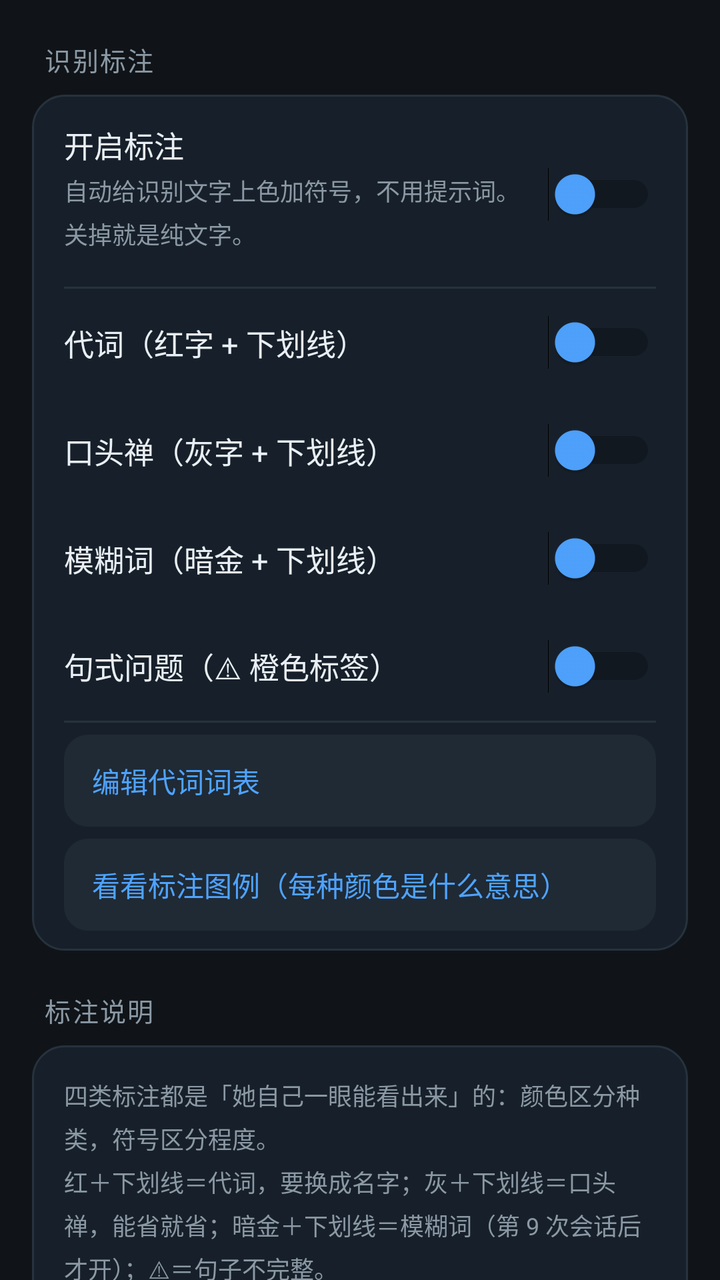
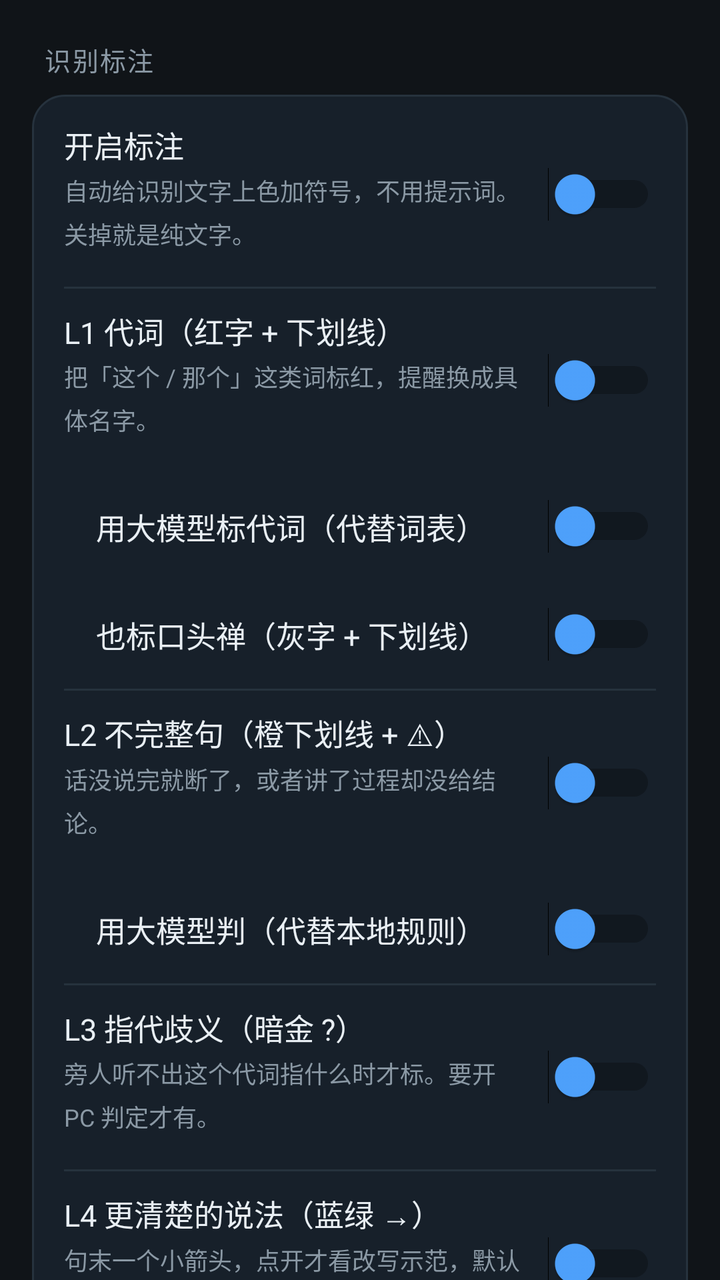

Two renders of the same Android screen: before a commit and after it. Below are the layout's source before the change and the commit's diff.
<!-- AndroidManifest.xml: application theme Theme.LoudSpeak -->
<!-- res/layout/settings_mark.xml -->
<?xml version="1.0" encoding="utf-8"?>
<ScrollView xmlns:android="http://schemas.android.com/apk/res/android"
    android:layout_width="match_parent"
    android:layout_height="match_parent"
    android:fillViewport="true"
    android:scrollbars="none">

    <LinearLayout
        android:layout_width="match_parent"
        android:layout_height="wrap_content"
        android:orientation="vertical"
        android:paddingLeft="16dp"
        android:paddingRight="16dp"
        android:paddingBottom="32dp">

        <TextView style="@style/SetSection" android:text="识别标注" />

        <LinearLayout style="@style/SetCard">

            <LinearLayout style="@style/SetRow">
                <LinearLayout
                    android:layout_width="0dp"
                    android:layout_height="wrap_content"
                    android:layout_weight="1"
                    android:orientation="vertical">

                    <TextView style="@style/SetTitle" android:text="开启标注" />
                    <TextView style="@style/SetDesc"
                        android:text="自动给识别文字上色加符号，不用提示词。关掉就是纯文字。" />
                </LinearLayout>

                <Switch
                    android:id="@+id/swAnnot"
                    style="@style/SetSwitch" />
            </LinearLayout>

            <View style="@style/SetDivider" />

            <LinearLayout style="@style/SetRow">
                <TextView
                    style="@style/SetTitle"
                    android:layout_width="0dp"
                    android:layout_weight="1"
                    android:text="代词（红字 + 下划线）" />

                <Switch
                    android:id="@+id/swPron"
                    style="@style/SetSwitch" />
            </LinearLayout>

            <LinearLayout style="@style/SetRow">
                <TextView
                    style="@style/SetTitle"
                    android:layout_width="0dp"
                    android:layout_weight="1"
                    android:text="口头禅（灰字 + 下划线）" />

                <Switch
                    android:id="@+id/swFiller"
                    style="@style/SetSwitch" />
            </LinearLayout>

            <LinearLayout style="@style/SetRow">
                <TextView
                    style="@style/SetTitle"
                    android:layout_width="0dp"
                    android:layout_weight="1"
                    android:text="模糊词（暗金 + 下划线）" />

                <Switch
                    android:id="@+id/swMuzzy"
                    style="@style/SetSwitch" />
            </LinearLayout>

            <LinearLayout style="@style/SetRow">
                <TextView
                    style="@style/SetTitle"
                    android:layout_width="0dp"
                    android:layout_weight="1"
                    android:text="句式问题（⚠ 橙色标签）" />

                <Switch
                    android:id="@+id/swIssue"
                    style="@style/SetSwitch" />
            </LinearLayout>

            <View style="@style/SetDivider" />

            <androidx.appcompat.widget.AppCompatButton
                android:id="@+id/btnEditPronouns"
                style="@style/SetBtnAccent"
                android:text="编辑代词词表" />

            <androidx.appcompat.widget.AppCompatButton
                android:id="@+id/btnLegend"
                style="@style/SetBtnAccent"
                android:text="看看标注图例（每种颜色是什么意思）" />
        </LinearLayout>

        <TextView style="@style/SetSection" android:text="标注说明" />

        <LinearLayout style="@style/SetCard">
            <TextView
                style="@style/SetDesc"
                android:paddingTop="12dp"
                android:paddingBottom="12dp"
                android:text="四类标注都是「她自己一眼能看出来」的：颜色区分种类，符号区分程度。\n红＋下划线＝代词，要换成名字；灰＋下划线＝口头禅，能省就省；暗金＋下划线＝模糊词（第 9 次会话后才开）；⚠＝句子不完整。\n标注只提示，不给分、不排名。" />
        </LinearLayout>
    </LinearLayout>
</ScrollView>
<!-- resources referenced by this layout -->
<resources>
  <style name="SetBtnAccent" parent="SetBtn">
          <item name="android:textColor">@color/set_btn_text_accent</item>
      </style>
  <style name="SetDesc">
          <item name="android:layout_width">match_parent</item>
          <item name="android:layout_height">wrap_content</item>
          <item name="android:textColor">@color/s_text2</item>
          <item name="android:textSize">12sp</item>
          <item name="android:lineSpacingMultiplier">1.25</item>
          <item name="android:paddingTop">3dp</item>
          <item name="android:paddingBottom">8dp</item>
      </style>
  <style name="SetDivider">
          <item name="android:layout_width">match_parent</item>
          <item name="android:layout_height">1dp</item>
          <item name="android:background">@color/s_stroke</item>
      </style>
  <style name="SetRow">
          <item name="android:layout_width">match_parent</item>
          <item name="android:layout_height">wrap_content</item>
          <item name="android:orientation">horizontal</item>
          <item name="android:gravity">center_vertical</item>
          <item name="android:minHeight">54dp</item>
          <item name="android:paddingTop">10dp</item>
          <item name="android:paddingBottom">10dp</item>
      </style>
  <style name="SetSwitch">
          <item name="android:layout_width">wrap_content</item>
          <item name="android:layout_height">wrap_content</item>
          <item name="android:layout_marginStart">8dp</item>
          <item name="android:thumbTint">@color/s_accent</item>
      </style>
  <style name="SetTitle">
          <item name="android:layout_width">wrap_content</item>
          <item name="android:layout_height">wrap_content</item>
          <item name="android:textColor">@color/s_text</item>
          <item name="android:textSize">15sp</item>
      </style>
  <!-- drawable bg_card (drawable) -->
  <?xml version="1.0" encoding="utf-8"?>
  <shape xmlns:android="http://schemas.android.com/apk/res/android" android:shape="rectangle">
      <solid android:color="@color/s_card" />
      <corners android:radius="16dp" />
      <stroke android:width="1dp" android:color="@color/s_stroke" />
  </shape>
  <color name="s_text2">#FF8B99A5</color>
  <color name="s_stroke">#FF26323D</color>
  <color name="s_accent">#FF4FA3FF</color>
  <color name="s_text">#FFE9EFF4</color>
  <color name="bg">#FF101418</color>
  <color name="accent">#FF4CAF50</color>
  <color name="black">#FF000000</color>
  <style name="LSButton" parent="Widget.Material3.Button">
          <item name="backgroundTint">@color/btn_bg</item>
          <item name="android:textColor">@color/btn_text</item>
      </style>
  <color name="s_card">#FF17202A</color>
  <color name="s_card_dis">#FF1A2129</color>
  <color name="s_card_press">#FF2C3A48</color>
  <color name="s_card_soft">#FF1F2A35</color>
  <!-- unchanged entries left out for length: 5 -->
</resources>

<!-- the commit's change to res/layout/settings_mark.xml (unified diff, before → after) -->
@@ -37,52 +37,136 @@
             <View style="@style/SetDivider" />
 
             <LinearLayout style="@style/SetRow">
-                <TextView
-                    style="@style/SetTitle"
-                    android:layout_width="0dp"
-                    android:layout_weight="1"
-                    android:text="代词（红字 + 下划线）" />
-
-                <Switch
-                    android:id="@+id/swPron"
-                    style="@style/SetSwitch" />
-            </LinearLayout>
-
-            <LinearLayout style="@style/SetRow">
-                <TextView
-                    style="@style/SetTitle"
-                    android:layout_width="0dp"
-                    android:layout_weight="1"
-                    android:text="口头禅（灰字 + 下划线）" />
-
-                <Switch
-                    android:id="@+id/swFiller"
-                    style="@style/SetSwitch" />
-            </LinearLayout>
-
-            <LinearLayout style="@style/SetRow">
-                <TextView
-                    style="@style/SetTitle"
-                    android:layout_width="0dp"
-                    android:layout_weight="1"
-                    android:text="模糊词（暗金 + 下划线）" />
-
-                <Switch
-                    android:id="@+id/swMuzzy"
-                    style="@style/SetSwitch" />
-            </LinearLayout>
-
-            <LinearLayout style="@style/SetRow">
-                <TextView
-                    style="@style/SetTitle"
-                    android:layout_width="0dp"
-                    android:layout_weight="1"
-                    android:text="句式问题（⚠ 橙色标签）" />
-
-                <Switch
-                    android:id="@+id/swIssue"
-                    style="@style/SetSwitch" />
-            </LinearLayout>
+                <LinearLayout
+                    android:layout_width="0dp"
+                    android:layout_height="wrap_content"
+                    android:layout_weight="1"
+                    android:orientation="vertical">
+
+                    <TextView style="@style/SetTitle" android:text="L1 代词（红字 + 下划线）" />
+                    <TextView style="@style/SetDesc"
+                        android:text="把「这个 / 那个」这类词标红，提醒换成具体名字。" />
+                </LinearLayout>
+
+                <Switch
+                    android:id="@+id/swL1"
+                    style="@style/SetSwitch" />
+            </LinearLayout>
+
+            <LinearLayout style="@style/SetRow">
+                <TextView
+                    style="@style/SetTitle"
+                    android:layout_width="0dp"
+                    android:layout_weight="1"
+                    android:paddingStart="16dp"
+                    android:text="用大模型标代词（代替词表）" />
+
+                <Switch
+                    android:id="@+id/swL1Model"
+                    style="@style/SetSwitch" />
+            </LinearLayout>
+
+            <LinearLayout style="@style/SetRow">
+                <TextView
+                    style="@style/SetTitle"
+                    android:layout_width="0dp"
+                    android:layout_weight="1"
+                    android:paddingStart="16dp"
+                    android:text="也标口头禅（灰字 + 下划线）" />
+
+                <Switch
+                    android:id="@+id/swL1Filler"
+                    style="@style/SetSwitch" />
+            </LinearLayout>
+
+            <View style="@style/SetDivider" />
+
+            <LinearLayout style="@style/SetRow">
+                <LinearLayout
+                    android:layout_width="0dp"
+                    android:layout_height="wrap_content"
+                    android:layout_weight="1"
+                    android:orientation="vertical">
+
+                    <TextView style="@style/SetTitle" android:text="L2 不完整句（橙下划线 + ⚠）" />
+                    <TextView style="@style/SetDesc"
+                        android:text="话没说完就断了，或者讲了过程却没给结论。" />
+                </LinearLayout>
+
+                <Switch
+                    android:id="@+id/swL2"
+                    style="@style/SetSwitch" />
+            </LinearLayout>
+
+            <LinearLayout style="@style/SetRow">
+                <TextView
+                    style="@style/SetTitle"
+                    android:layout_width="0dp"
+                    android:layout_weight="1"
+                    android:paddingStart="16dp"
+                    android:text="用大模型判（代替本地规则）" />
+
+                <Switch
+                    android:id="@+id/swL2Model"
+                    style="@style/SetSwitch" />
+            </LinearLayout>
+
+            <View style="@style/SetDivider" />
+
+            <LinearLayout style="@style/SetRow">
+                <LinearLayout
+                    android:layout_width="0dp"
+                    android:layout_height="wrap_content"
+                    android:layout_weight="1"
+                    android:orientation="vertical">
+
+                    <TextView style="@style/SetTitle" android:text="L3 指代歧义（暗金 ?）" />
+                    <TextView style="@style/SetDesc"
+                        android:text="旁人听不出这个代词指什么时才标。要开 PC 判定才有。" />
+                </LinearLayout>
+
+                <Switch
+                    android:id="@+id/swL3"
+                    style="@style/SetSwitch" />
+            </LinearLayout>
+
+            <View style="@style/SetDivider" />
+
+            <LinearLayout style="@style/SetRow">
+                <LinearLayout
+                    android:layout_width="0dp"
+                    android:layout_height="wrap_content"
+                    android:layout_weight="1"
+                    android:orientation="vertical">
+
+                    <TextView style="@style/SetTitle" android:text="L4 更清楚的说法（蓝绿 →）" />
+                    <TextView style="@style/SetDesc"
+                        android:text="句末一个小箭头，点开才看改写示范，默认不占版面。要开 PC 判定才有。" />
+                </LinearLayout>
+
+                <Switch
+                    android:id="@+id/swL4"
+                    style="@style/SetSwitch" />
+            </LinearLayout>
+
+            <View style="@style/SetDivider" />
+
+            <LinearLayout style="@style/SetRow">
+                <TextView
+                    style="@style/SetTitle"
+                    android:layout_width="0dp"
+                    android:layout_weight="1"
+                    android:text="标注字号" />
+
+                <TextView
+                    android:id="@+id/tvAnnFont"
+                    style="@style/SetValue"
+                    android:text="10sp" />
+            </LinearLayout>
+
+            <SeekBar
+                android:id="@+id/seekAnnFont"
+                style="@style/SetSeek" />
 
             <View style="@style/SetDivider" />
 
@@ -97,6 +181,80 @@
                 android:text="看看标注图例（每种颜色是什么意思）" />
         </LinearLayout>
 
+        <TextView style="@style/SetSection" android:text="说得顺不顺" />
+
+        <LinearLayout style="@style/SetCard">
+
+            <LinearLayout style="@style/SetRow">
+                <LinearLayout
+                    android:layout_width="0dp"
+                    android:layout_height="wrap_content"
+                    android:layout_weight="1"
+                    android:orientation="vertical">
+
+                    <TextView style="@style/SetTitle" android:text="讲完后的流畅度报告" />
+                    <TextView style="@style/SetDesc"
+                        android:text="讲完之后，在文字最后加一段报告：平均语速、开口前想了多久、停得最久的几处停在哪里。只说事实，不打分。不需要就在这里关掉，主界面就不会再显示。" />
+                </LinearLayout>
+
+                <Switch
+                    android:id="@+id/swFluency"
+                    style="@style/SetSwitch" />
+            </LinearLayout>
+
+            <View style="@style/SetDivider" />
+
+            <LinearLayout style="@style/SetRow">
+                <LinearLayout
+                    android:layout_width="0dp"
+                    android:layout_height="wrap_content"
+                    android:layout_weight="1"
+                    android:orientation="vertical">
+
+                    <TextView style="@style/SetTitle" android:text="多长的停顿算一次" />
+                    <TextView style="@style/SetDesc"
+                        android:text="超过这么久才记进去。她讲话停顿比较多的话，调大一点，只留真的卡住的地方。" />
+                </LinearLayout>
+
+                <TextView
+                    android:id="@+id/tvFluencyGap"
+                    style="@style/SetValue"
+                    android:text="1.2s" />
+            </LinearLayout>
+
+            <SeekBar
+                android:id="@+id/seekFluencyGap"
+                style="@style/SetSeek" />
+
+            <View style="@style/SetDivider" />
+
+            <LinearLayout style="@style/SetRow">
+                <LinearLayout
+                    android:layout_width="0dp"
+                    android:layout_height="wrap_content"
+                    android:layout_weight="1"
+                    android:orientation="vertical">
+
+                    <TextView style="@style/SetTitle" android:text="列出最久的几处" />
+                    <TextView style="@style/SetDesc" android:text="报告里最多写几条。列太多会看不过来。" />
+                </LinearLayout>
+
+                <TextView
+                    android:id="@+id/tvFluencyTop"
+                    style="@style/SetValue"
+                    android:text="3 处" />
+            </LinearLayout>
+
+            <SeekBar
+                android:id="@+id/seekFluencyTop"
+                style="@style/SetSeek" />
+
+            <TextView
+                style="@style/SetDesc"
+                android:paddingTop="4dp"
+                android:text="语速按「第一个字到最后一个字」算，不含句尾那段安静；停顿要按合并后的整句看，半截话接回上一句时，中间那次停顿也会被算进去。" />
+        </LinearLayout>
+
         <TextView style="@style/SetSection" android:text="标注说明" />
 
         <LinearLayout style="@style/SetCard">
@@ -104,7 +262,7 @@
                 style="@style/SetDesc"
                 android:paddingTop="12dp"
                 android:paddingBottom="12dp"
-                android:text="四类标注都是「她自己一眼能看出来」的：颜色区分种类，符号区分程度。\n红＋下划线＝代词，要换成名字；灰＋下划线＝口头禅，能省就省；暗金＋下划线＝模糊词（第 9 次会话后才开）；⚠＝句子不完整。\n标注只提示，不给分、不排名。" />
+                android:text="四层标注，每层可以单独关，越往上越懂她的意思：\nL1 红＋下划线＝代词，要换成名字；\nL2 橙下划线＋⚠＝话没说完（或没给结论）；\nL3 暗金 ?＝这个代词旁人猜不到指什么；\nL4 蓝绿 →＝点开看「更清楚的说法」（默认折叠，不占版面）。\n颜色区分种类，符号区分程度，尽量不写字。标注只提示，不给分、不排名。" />
         </LinearLayout>
     </LinearLayout>
 </ScrollView>
<!-- resource entries referenced after the edit -->
@@ -26,6 +26,14 @@
           <item name="android:paddingTop">10dp</item>
           <item name="android:paddingBottom">10dp</item>
       </style>
+  <style name="SetSeek">
+          <item name="android:layout_width">match_parent</item>
+          <item name="android:layout_height">wrap_content</item>
+          <item name="android:paddingBottom">6dp</item>
+          <item name="android:progressTint">@color/s_accent</item>
+          <item name="android:progressBackgroundTint">@color/s_stroke</item>
+          <item name="android:thumbTint">@color/s_accent</item>
+      </style>
   <style name="SetSwitch">
           <item name="android:layout_width">wrap_content</item>
           <item name="android:layout_height">wrap_content</item>
@@ -37,6 +45,15 @@
           <item name="android:layout_height">wrap_content</item>
           <item name="android:textColor">@color/s_text</item>
           <item name="android:textSize">15sp</item>
+      </style>
+  <style name="SetValue">
+          <item name="android:layout_width">wrap_content</item>
+          <item name="android:layout_height">wrap_content</item>
+          <item name="android:textColor">@color/s_accent</item>
+          <item name="android:textSize">15sp</item>
+          <item name="android:textStyle">bold</item>
+          <item name="android:minWidth">56dp</item>
+          <item name="android:gravity">end</item>
       </style>
   <!-- drawable bg_card (drawable) -->
   <?xml version="1.0" encoding="utf-8"?>
